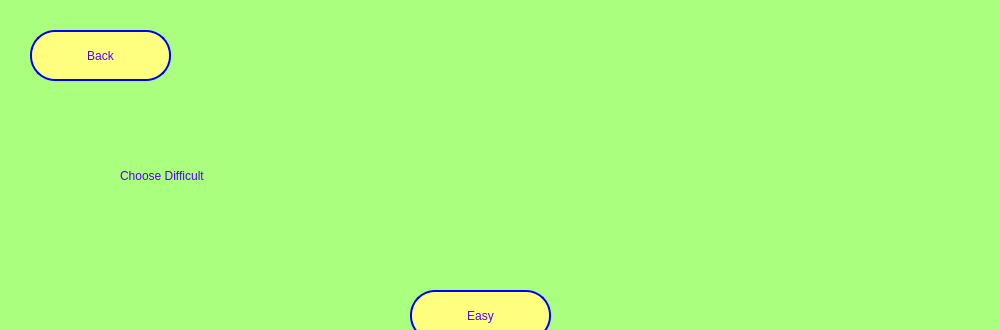
teeraphat147258/Group12SudokuGame, file GUI/GUI_sudoku/window1.ui: the form before one commit; both pictures show x 0 to 1000 and y 0 to 330 of the 1000 by 800 pixel window.
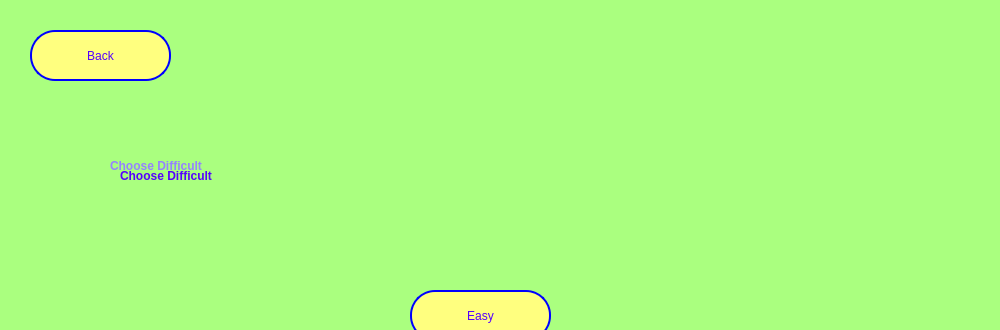
The form after the commit.

Diff of the .ui file:
```diff
--- a/GUI/GUI_sudoku/window1.ui
+++ b/GUI/GUI_sudoku/window1.ui
@@ -129,6 +129,9 @@
      <height>71</height>
     </rect>
    </property>
+   <property name="styleSheet">
+    <string notr="true">font: bold;</string>
+   </property>
    <property name="text">
     <string>Choose Difficult</string>
    </property>
@@ -331,6 +334,30 @@
     </property>
    </widget>
   </widget>
+  <widget class="QLabel" name="label_3">
+   <property name="geometry">
+    <rect>
+     <x>110</x>
+     <y>130</y>
+     <width>721</width>
+     <height>71</height>
+    </rect>
+   </property>
+   <property name="styleSheet">
+    <string notr="true">color: rgb(149, 130, 255);
+font: bold;</string>
+   </property>
+   <property name="text">
+    <string>Choose Difficult</string>
+   </property>
+  </widget>
+  <zorder>label_3</zorder>
+  <zorder>pushButton_easy</zorder>
+  <zorder>pushButton_2_normal</zorder>
+  <zorder>pushButton_3_hard</zorder>
+  <zorder>label</zorder>
+  <zorder>pushButton_back</zorder>
+  <zorder>frame</zorder>
  </widget>
  <resources/>
  <connections/>
```
